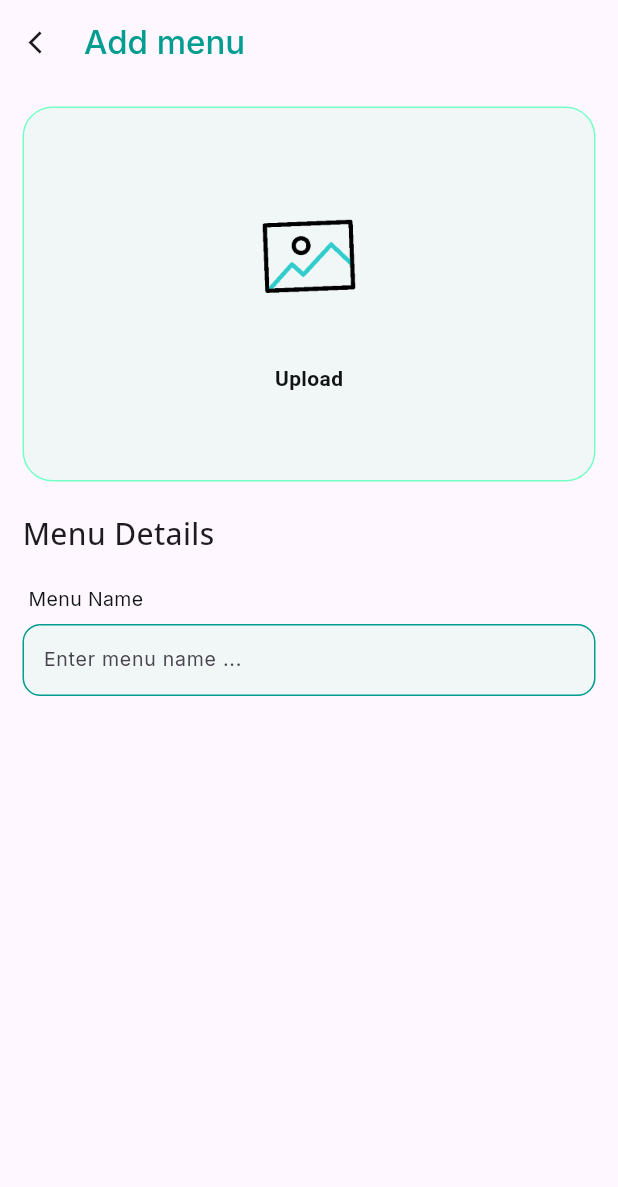
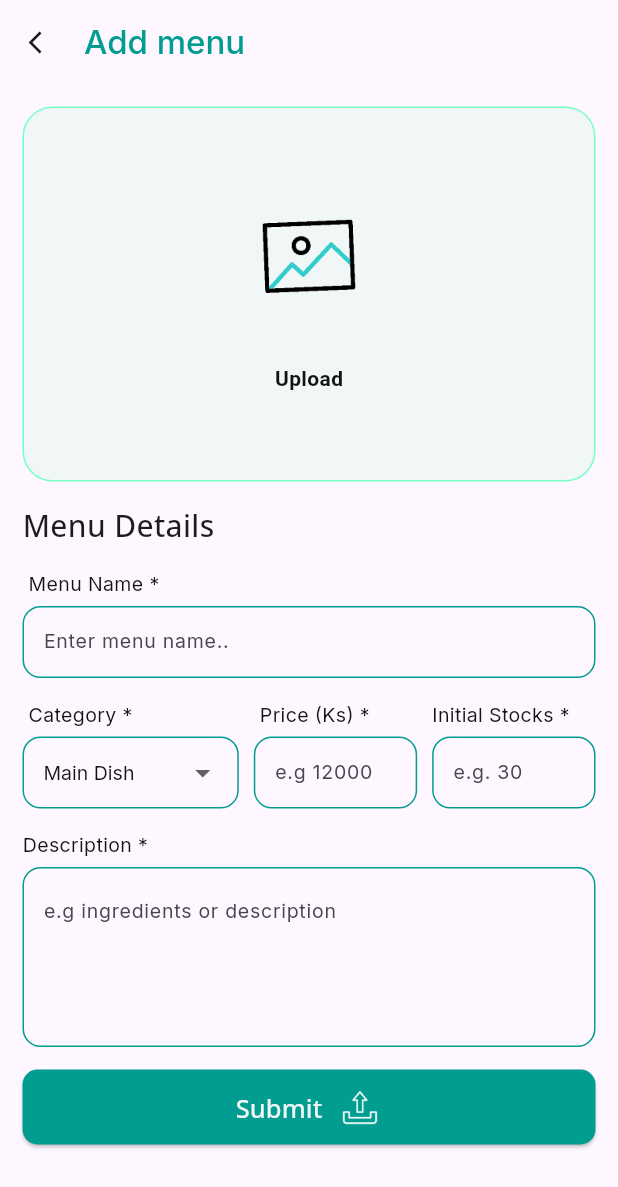
Before and after one commit to MyintMyatt/hang_out, a Flutter app: the AddNewMenuScreen screen opened by its route, on a phone screen of 412 x 824 dp. Shown: the top 1187 px of the screen. Run offline on Flutter 3.47's test engine with Material 3 defaults, Android fonts, the phone set to English and light mode, and no system bars; our stand-ins replace firebase_core, firebase_database, google_fonts, image_picker, lottie; missing offline and left inert: cloudinary, dart:ffi; accounts and stored records are empty; network calls fail.

Commit message:
done function for insert menu into firebase

```diff
--- /dev/null
+++ b/lib/admin/models/menu_details_value_model.dart
@@ -0,0 +1,90 @@
+
+import 'package:flutter/foundation.dart';
+
+class MenuDetailsValueModel extends ChangeNotifier{
+
+  bool isLoading = false;
+
+  void setLoading(bool loading){
+    isLoading = loading;
+    notifyListeners();
+  }
+
+  String? _menuTitle;
+  String? _selectedCategoryValue;
+  double? _price;
+  int? _stock;
+  String? _desc;
+  String? _imageURL;
+
+
+  String? get menuTitle => _menuTitle;
+  String? get categoryValue => _selectedCategoryValue;
+  double? get price => _price;
+  int? get stock => _stock;
+  String? get desc => _desc;
+  String? get imageURL => _imageURL??'https://www.google.com';
+
+
+  void setMenuTitle({required String value}){
+    _menuTitle = value;
+    notifyListeners();
+  }
+
+  void clearMenuTitle(){
+    _menuTitle = null;
+    notifyListeners();
+  }
+
+  void setPriceValue({required double price}){
+    _price = price;
+    notifyListeners();
+  }
+
+  void clearPriceValue(){
+    _price = null;
+    notifyListeners();
+  }
+
+  void setStockValue({required int? stock}){
+    _stock = stock;
+    notifyListeners();
+  }
+
+  void clearStockValue(){
+    _stock = null;
+    notifyListeners();
+  }
+
+  void setCategoryValue({required String selectedValue}){
+    _selectedCategoryValue = selectedValue;
+    notifyListeners();
+  }
+
+  void clearCategoryValue(){
+    _selectedCategoryValue = null;
+    notifyListeners();
+  }
+
+  void setDescValue({required String desc}){
+    _desc = desc;
+    notifyListeners();
+  }
+
+  void clearDescValue(){
+    _desc = null;
+    notifyListeners();
+  }
+
+  void setImageURLValue({required String url}){
+    _imageURL = url;
+    notifyListeners();
+  }
+
+  void clearImageURLValue(){
+    _imageURL = null;
+    notifyListeners();
+  }
+
+
+}
--- /dev/null
+++ b/lib/admin/models/menu_model.dart
@@ -0,0 +1,57 @@
+class Menu {
+  String menuName;
+  MenuDetails menuDetails;
+
+  Menu({required this.menuName,required this.menuDetails});
+
+  Map<String, dynamic> toMap(){
+    return {
+      'menuDetails':menuDetails.toMap()
+    };
+  }
+
+  factory Menu.fromMap(String name, Map<String,dynamic>map){
+   // return Menu(menuName: name, menuDetails: MenuDetails.fromMap(map));
+    return Menu(
+      menuName: name,
+      menuDetails: MenuDetails.fromMap(Map<String, dynamic>.from(map['menuDetails'] ?? {})),
+    );
+  }
+
+}
+
+class MenuDetails {
+  String category;
+  String imageURL;
+  int stock;
+  double price;
+  String desc;
+
+  MenuDetails({
+    required this.category,
+    required this.imageURL,
+    required this.stock,
+    required this.price,
+    required this.desc
+  });
+
+  Map<String, dynamic> toMap() {
+    return {
+      'category': category,
+      'imageURL': imageURL,
+      'stock': stock,
+      'price': price,
+      'desc':desc
+    };
+  }
+
+  factory MenuDetails.fromMap(Map<String, dynamic> map) {
+    return MenuDetails(
+      category: map['category'],
+      imageURL: map['imageURL'],
+      stock: map['stock'] as int,
+      price:( map['price'] as num).toDouble(),
+      desc: map['desc']
+    );
+  }
+}
--- a/lib/admin/screen/add_new_menu.dart
+++ b/lib/admin/screen/add_new_menu.dart
@@ -1,12 +1,18 @@
 import 'dart:io';
+import 'dart:ui';
 
 import 'package:flutter/material.dart';
 import 'package:google_fonts/google_fonts.dart';
+import 'package:hang_out/admin/models/menu_details_value_model.dart';
 import 'package:hang_out/admin/models/pick_image_model.dart';
+import 'package:hang_out/admin/widgets/add_menu_category_drop_down_and_price.dart';
+import 'package:hang_out/admin/widgets/add_menu_desc_or_ingredient_widget.dart';
+import 'package:hang_out/admin/widgets/add_menu_submit_button.dart';
 import 'package:hang_out/admin/widgets/add_menu_title_widget.dart';
 import 'package:hang_out/admin/widgets/upload_image.dart';
 import 'package:hang_out/theme/theme.dart';
 import 'package:image_picker/image_picker.dart';
+import 'package:lottie/lottie.dart';
 import 'package:provider/provider.dart';
 
 class AddNewMenuScreen extends StatelessWidget {
@@ -15,7 +21,9 @@ class AddNewMenuScreen extends StatelessWidget {
   @override
   Widget build(BuildContext context) {
     final image_model = context.watch<PickImageModel>();
-    return Scaffold(
+    bool loading = context.watch<MenuDetailsValueModel>().isLoading;
+    return  Stack(
+      children: [Scaffold(
         appBar: AppBar(
           leading: IconButton(
             onPressed: () {
@@ -45,14 +53,44 @@ class AddNewMenuScreen extends StatelessWidget {
               children: [
                 //image
                 imageContainer(context: context, image_model: image_model),
-              SizedBox(height: 20,),
+                SizedBox(height: 15,),
                 Text('Menu Details',style: GoogleFonts.openSans(fontSize: ThemeService.HEADING_FONT_SIZE - 2, fontWeight: FontWeight.w500),),
-              SizedBox(height: 20,),
-              menuTitleWidget()
+                SizedBox(height: 15,),
+                menuTitleOrStockWidget(context: context),
+                SizedBox(height: 15,),
+                categoryDropDownAndPrice(context),
+                SizedBox(height: 15,),
+                descWidget(context: context),
+                SizedBox(height: 15,),
+                submitButton(context: context)
               ],
             ),
           ),
         ),
+      ),
+        // Loading Overlay
+        if (loading)
+          Positioned.fill(
+            child: BackdropFilter(
+              filter: ImageFilter.blur(sigmaX: 3, sigmaY: 3),
+              child: Container(
+                color: Colors.black.withOpacity(0.1),
+                child: Center(
+                  child: Container(
+                    width: 120,
+                    height: 120,
+                    decoration: BoxDecoration(
+                      color: Colors.white38,
+                      borderRadius: BorderRadius.circular(20)
+                    ),
+                      child:  Image.asset('assets/loader.gif', width: 100),)
+
+    //Lottie.network('https://lottie.host/ff3cc6ac-b1c7-4efa-9d5d-44c7b0068ae0/ESRZDOiTbM.json',width: 100))
+                ),
+              ),
+            ),
+          ),
+      ]
     );
   }
 }
--- /dev/null
+++ b/lib/admin/widgets/add_menu_category_drop_down_and_price.dart
@@ -0,0 +1,119 @@
+import 'package:flutter/material.dart';
+import 'package:flutter/services.dart';
+import 'package:google_fonts/google_fonts.dart';
+import 'package:hang_out/admin/models/category_list.dart';
+import 'package:hang_out/admin/models/menu_details_value_model.dart';
+import 'package:hang_out/admin/widgets/add_menu_title_widget.dart';
+import 'package:hang_out/theme/theme.dart';
+import 'package:provider/provider.dart';
+
+// category dropdown and price text field
+Widget categoryDropDownAndPrice(BuildContext context) {
+  //instantiated from provider class
+  final categoryModel = context.watch<CategoryList>(); // category list
+  final dropdownValueModelForModify =
+      context.read<MenuDetailsValueModel>(); // selected drop down value for modify value in class
+  final dropdownValueModelForRebuildUI = context.watch<MenuDetailsValueModel>(); // selected drop down value for rebuild ui
+
+  List<String> categoryList =
+      categoryModel.categoryList.cast<String>().toList();
+
+  WidgetsBinding.instance.addPostFrameCallback((_){
+    if (dropdownValueModelForModify.categoryValue == null) {
+      dropdownValueModelForModify.setCategoryValue(
+        selectedValue: categoryList.first,
+      );
+    }
+  });
+  String ddValue = dropdownValueModelForRebuildUI.categoryValue ?? categoryList.first;
+
+  Size screenWidth = MediaQuery.of(context).size;
+  return Row(
+    // crossAxisAlignment: CrossAxisAlignment.,
+    spacing: 10,
+    mainAxisAlignment: MainAxisAlignment.spaceBetween,
+    children: [
+      SizedBox(
+        width: screenWidth.width * 0.35,
+        child: Column(
+          // mainAxisAlignment: MainAxisAlignment.start,
+          crossAxisAlignment: CrossAxisAlignment.start,
+          // spacing: 10,
+          children: [
+            titleWidget(titleName: ' Category *'),
+            SizedBox(height: 5,),
+            DropdownButtonFormField(
+              elevation: 2,
+              padding: EdgeInsets.all(0),
+              dropdownColor: ThemeService.WHITE_COLOR,
+              isExpanded: true,
+              value: ddValue,
+              items:
+                  categoryList.map<DropdownMenuItem<String>>((String value) {
+                    return DropdownMenuItem(value: value, child: Text(value));
+                  }).toList(),
+              onChanged: (String? value) {
+                dropdownValueModelForModify.setCategoryValue(
+                  selectedValue: value!,
+                );
+              },
+              decoration: InputDecoration(
+                contentPadding: EdgeInsets.symmetric(horizontal: 10),
+                border: borderStyle(),
+                enabledBorder: borderStyle(),
+                focusedBorder: borderStyle()
+              ),
+              style: GoogleFonts.inter(fontSize: 13,color: ThemeService.SECONDARY_BLACK_COLOR),
+            ),
+          ],
+        ),
+      ),
+      Expanded(
+        child: Column(
+          crossAxisAlignment: CrossAxisAlignment.start,
+          children: [
+            titleWidget(titleName: ' Price (Ks) *'),
+            SizedBox(height: 5,),
+            TextFormField(
+              onChanged: (value){
+                dropdownValueModelForRebuildUI.setPriceValue(price: double.parse(value));
+              },
+              keyboardType: TextInputType.numberWithOptions(decimal: true),
+              cursorColor: ThemeService.GREEN_COLOR,
+              decoration: InputDecoration(
+                contentPadding: EdgeInsets.symmetric(horizontal: 10),
+                hintText: 'e.g 12000',
+                border: borderStyle(),
+                enabledBorder: borderStyle(),
+                focusedBorder: borderStyle(focus: true),
+              ),
+              style: GoogleFonts.inter(fontSize: 13),
+            ),
+          ],
+        ),
+      ),
+      Expanded(child:
+        menuTitleOrStockWidget(context: context, isTitle: false),)
+    ],
+  );
+}
+
+titleWidget({required String titleName}){
+  return Text(titleName,
+    style: GoogleFonts.inter(
+      fontSize: ThemeService.SUBTITLE_FONT_SZIDE,
+      color: ThemeService.SECONDARY_BLACK_COLOR,
+      fontWeight: FontWeight.w400,
+    ),
+  );
+}
+
+borderStyle({bool focus = false}){
+  return OutlineInputBorder(
+    borderRadius: BorderRadius.circular(12),
+    borderSide: BorderSide(
+      color:focus ?ThemeService.PRIMARY_BLACK_COLOR.withValues(alpha: 0.4): ThemeService.GREEN_COLOR,
+      width: 1,
+    ),
+  );
+}
--- /dev/null
+++ b/lib/admin/widgets/add_menu_desc_or_ingredient_widget.dart
@@ -0,0 +1,53 @@
+
+import 'package:flutter/material.dart';
+import 'package:google_fonts/google_fonts.dart';
+import 'package:hang_out/admin/models/menu_details_value_model.dart';
+import 'package:hang_out/theme/theme.dart';
+import 'package:provider/provider.dart';
+
+Widget descWidget({required BuildContext context}){
+  final menu_details_value_model = context.read<MenuDetailsValueModel>();
+  return Column(
+    mainAxisAlignment: MainAxisAlignment.end,
+    crossAxisAlignment: CrossAxisAlignment.start,
+    children: [
+      Text(
+        'Description *',
+        style: GoogleFonts.inter(
+          fontSize: ThemeService.SUBTITLE_FONT_SZIDE,
+          color: ThemeService.SECONDARY_BLACK_COLOR,
+          fontWeight: FontWeight.w400,
+        ),
+      ),
+      SizedBox(height: 5),
+      TextFormField(
+        onChanged: (value){
+          menu_details_value_model.setDescValue(desc: value);
+        },
+        cursorColor: ThemeService.GREEN_COLOR,
+        maxLines: 4,
+        decoration: InputDecoration(
+          hintText: 'e.g ingredients or description',
+          contentPadding: EdgeInsets.symmetric(horizontal: 10,vertical: 20),
+          border: borderStyle(),
+          enabledBorder: borderStyle(),
+          focusedBorder: borderStyle(focus: true),
+        ),
+        style: GoogleFonts.inter(fontSize: 13),
+      ),
+    ],
+  );
+}
+
+borderStyle({bool focus = false}) {
+  return OutlineInputBorder(
+    borderRadius: BorderRadius.circular(12),
+    borderSide: BorderSide(
+      color:
+      focus
+          ? ThemeService.PRIMARY_BLACK_COLOR.withValues(alpha: 0.4)
+          : ThemeService.GREEN_COLOR,
+      width: 1,
+    ),
+  );
+}
--- /dev/null
+++ b/lib/admin/widgets/add_menu_submit_button.dart
@@ -0,0 +1,105 @@
+import 'package:flutter/material.dart';
+import 'package:google_fonts/google_fonts.dart';
+import 'package:hang_out/admin/models/menu_details_value_model.dart';
+import 'package:hang_out/admin/models/menu_model.dart';
+import 'package:hang_out/admin/models/pick_image_model.dart';
+import 'package:hang_out/admin/services/menu_provider.dart';
+import 'package:hang_out/admin/services/upload_image_to_cloudinary.dart';
+import 'package:hang_out/theme/theme.dart';
+import 'package:provider/provider.dart';
+
+Widget submitButton({required BuildContext context}) {
+  final menu_details_value_model = context.watch<MenuDetailsValueModel>();
+  final menuProvider = context.read<MenuProvider>();
+  final pickedImageModel = context.watch<PickImageModel>();
+  return SizedBox(
+    child: ElevatedButton(
+      onPressed: () async {
+        //show loading
+        context.read<MenuDetailsValueModel>().setLoading(true);
+
+        if (pickedImageModel.image == null ||
+            menu_details_value_model.menuTitle == null ||
+            menu_details_value_model.menuTitle!.isEmpty ||
+            menu_details_value_model.categoryValue == null ||
+            menu_details_value_model.categoryValue!.isEmpty ||
+            menu_details_value_model.imageURL == null ||
+            menu_details_value_model.imageURL!.isEmpty ||
+            menu_details_value_model.stock == null ||
+            menu_details_value_model.stock!.isNaN ||
+            menu_details_value_model.price == null ||
+            menu_details_value_model.price!.isNaN ||
+            menu_details_value_model.desc == null ||
+            menu_details_value_model.desc!.isEmpty) {
+          //  remove loading
+          context.read<MenuDetailsValueModel>().setLoading(false);
+
+          ScaffoldMessenger.of(context).showSnackBar(
+            SnackBar(
+              behavior: SnackBarBehavior.fixed,
+              showCloseIcon: true,
+              content: Text('Please enter require fields'),
+              backgroundColor: Colors.red,
+            ),
+          );
+        } else {
+          //upload image to cloudinary
+          CloudinaryService cloudinaryService = CloudinaryService(
+            context: context,
+          );
+          print('uploading...');
+          await cloudinaryService.uploadImageToCloudinary(
+            uploadImage: pickedImageModel.image!,
+          );
+
+          Menu menu = Menu(
+            menuName: menu_details_value_model.menuTitle!,
+            menuDetails: MenuDetails(
+              category: menu_details_value_model.categoryValue!,
+              imageURL: menu_details_value_model.imageURL!,
+              stock: menu_details_value_model.stock!,
+              price: menu_details_value_model.price!,
+              desc: menu_details_value_model.desc!,
+            ),
+          );
+
+          print(menu.toMap());
+
+          //add menu to firebase
+         await menuProvider.addNewMenu(menu);
+
+          // remove loading
+          context.read<MenuDetailsValueModel>().setLoading(false);
+        }
+        // if(menu_details_value_model.menuTitle.isEmpt)
+        // menuProvider.addNewMenu(menu);
+      },
+      style: ButtonStyle(
+        backgroundColor: WidgetStatePropertyAll(ThemeService.GREEN_COLOR),
+        fixedSize: WidgetStatePropertyAll(Size(double.infinity, 50)),
+        shape: WidgetStatePropertyAll(
+          RoundedRectangleBorder(borderRadius: BorderRadius.circular(10)),
+        ),
+      ),
+      child: Row(
+        mainAxisAlignment: MainAxisAlignment.center,
+        children: [
+          Text(
+            'Submit',
+            style: GoogleFonts.openSans(
+              fontWeight: FontWeight.w500,
+              fontSize: 17,
+              color: ThemeService.WHITE_COLOR,
+            ),
+          ),
+          SizedBox(width: 10),
+          SizedBox(
+            width: 30,
+            height: 30,
+            child: Image.asset('assets/upload.gif'),
+          ),
+        ],
+      ),
+    ),
+  );
+}
--- a/lib/admin/widgets/add_menu_title_widget.dart
+++ b/lib/admin/widgets/add_menu_title_widget.dart
@@ -1,44 +1,65 @@
-
+import 'dart:ffi';
 
 import 'package:flutter/material.dart';
 import 'package:google_fonts/google_fonts.dart';
+import 'package:hang_out/admin/models/menu_details_value_model.dart';
 import 'package:hang_out/theme/theme.dart';
+import 'package:provider/provider.dart';
 
-Widget menuTitleWidget(){
+Widget menuTitleOrStockWidget({required BuildContext context,bool isTitle = true}) {
+  TextEditingController menuTitleController = TextEditingController();
+  TextEditingController menuStockController = TextEditingController();
+  final menu_detial_value_model = context.read<MenuDetailsValueModel>();
   return Column(
     mainAxisAlignment: MainAxisAlignment.end,
     crossAxisAlignment: CrossAxisAlignment.start,
     children: [
-      Text(' Menu Name',style: GoogleFonts.inter(fontSize: ThemeService.SUBTITLE_FONT_SZIDE,color: ThemeService.SECONDARY_BLACK_COLOR,fontWeight: FontWeight.w400),),
-      SizedBox(height: 7,),
+      Text(
+        isTitle ? ' Menu Name *' : 'Initial Stocks *',
+        style: GoogleFonts.inter(
+          fontSize: ThemeService.SUBTITLE_FONT_SZIDE,
+          color: ThemeService.SECONDARY_BLACK_COLOR,
+          fontWeight: FontWeight.w400,
+        ),
+      ),
+      SizedBox(height: 5),
       TextFormField(
+        //controller:  isTitle ?menuTitleController : menuStockController,
+        onChanged: (String value){
+            if(isTitle){
+              menu_detial_value_model.setMenuTitle(value: value);
+            }else{
+              print('value => $value');
+              if(value.isEmpty){
+                  menu_detial_value_model.setStockValue(stock: null);
+              }else{
+              menu_detial_value_model.setStockValue(stock: int.parse(value));
+            }}
+        },
+        keyboardType: isTitle ? TextInputType.text : TextInputType.numberWithOptions(decimal: false),
         cursorColor: ThemeService.GREEN_COLOR,
         decoration: InputDecoration(
-          filled: true,
-          fillColor: ThemeService.WHITE_COLOR,
-          hintText: 'Enter menu name ...',
-          contentPadding: EdgeInsets.symmetric(horizontal: 10,vertical: 5),
-          border: OutlineInputBorder(
-            borderRadius: BorderRadius.circular(12),
-            borderSide: BorderSide(color: ThemeService.GREEN_COLOR,width: 1)
-          ),
-          disabledBorder:  OutlineInputBorder(
-              borderRadius: BorderRadius.circular(8),
-              borderSide: BorderSide(color: ThemeService.GREEN_COLOR,width: 1)
-          ),
-          focusedBorder:  OutlineInputBorder(
-              borderRadius: BorderRadius.circular(12),
-              borderSide: BorderSide(color: ThemeService.PRIMARY_BLACK_COLOR.withValues(alpha: 0.4),width: 1)
-          ),
-          enabledBorder:  OutlineInputBorder(
-              borderRadius: BorderRadius.circular(12),
-              borderSide: BorderSide(color: ThemeService.GREEN_COLOR,width: 1)
-          )
+          hintText: isTitle ? 'Enter menu name..' :  'e.g. 30',
+          contentPadding: EdgeInsets.symmetric(horizontal: 10),
+          border: borderStyle(),
+          enabledBorder: borderStyle(),
+          focusedBorder: borderStyle(focus: true),
         ),
-        style: GoogleFonts.inter(
-            fontSize: 13,
-        ),
-      )
+        style: GoogleFonts.inter(fontSize: 13),
+      ),
     ],
   );
 }
+
+borderStyle({bool focus = false}) {
+  return OutlineInputBorder(
+    borderRadius: BorderRadius.circular(12),
+    borderSide: BorderSide(
+      color:
+          focus
+              ? ThemeService.PRIMARY_BLACK_COLOR.withValues(alpha: 0.4)
+              : ThemeService.GREEN_COLOR,
+      width: 1,
+    ),
+  );
+}
--- a/pubspec.yaml
+++ b/pubspec.yaml
@@ -36,13 +36,13 @@ dependencies:
   cupertino_icons: ^1.0.8
   provider: ^6.1.5
   firebase_core: ^3.15.1
-  cloud_firestore: ^5.6.11
   carousel_slider: ^5.1.1
   lottie: ^3.3.1
   cloudinary: ^1.2.0
   google_fonts: ^6.2.1
   flutter_svg: ^2.2.0
   image_picker: ^1.1.2
+  firebase_database: ^11.3.9
 
 dev_dependencies:
   flutter_test:
```
Also changed, not shown: lib/admin/models/category_list.dart (added, +16 -0 lines), lib/admin/screen/success_screen.dart (added, +14 -0 lines), lib/admin/services/menu_provider.dart (added, +41 -0 lines), lib/admin/services/upload_image_to_cloudinary.dart (added, +33 -0 lines), lib/main.dart (+10 -1 lines), assets/loader.gif (added), assets/upload.gif (added), pubspec.lock, 6 other files. Lines whose indentation alone changed are shown as unchanged.
